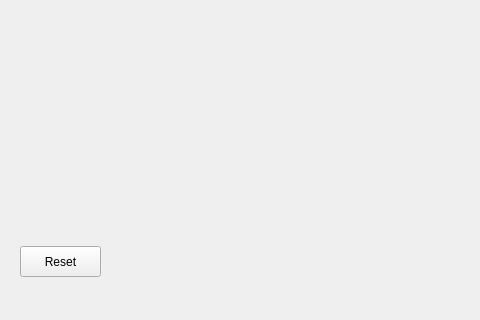
JonWiggins/SortingAlgorithmGame, file mainwindow.ui: the form before one commit; both pictures show x 0 to 480 and y 350 to 670 of the 970 by 670 pixel window.
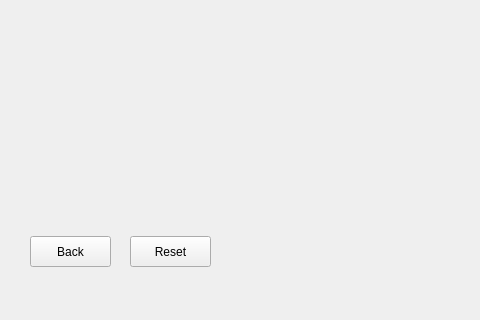
The form after the commit. The open tabs and pages were chosen to show the change.

Commit message: Add back button, add comments, speed up physics simulation Fix bug that caused positions to be incorrectly reported.

Patch:
```diff
--- a/mainwindow.ui
+++ b/mainwindow.ui
@@ -311,8 +311,8 @@
      <widget class="QPushButton" name="pushButton">
       <property name="geometry">
        <rect>
-        <x>10</x>
-        <y>560</y>
+        <x>120</x>
+        <y>550</y>
         <width>81</width>
         <height>31</height>
        </rect>
@@ -321,6 +321,19 @@
        <string>Reset</string>
       </property>
      </widget>
+     <widget class="QPushButton" name="pushButton_2">
+      <property name="geometry">
+       <rect>
+        <x>20</x>
+        <y>550</y>
+        <width>81</width>
+        <height>31</height>
+       </rect>
+      </property>
+      <property name="text">
+       <string>Back</string>
+      </property>
+     </widget>
     </widget>
    </widget>
   </widget>
```
Left out of the diff: 18 changed lines with no effect on the pictures. The commit also changes 3 other files.
